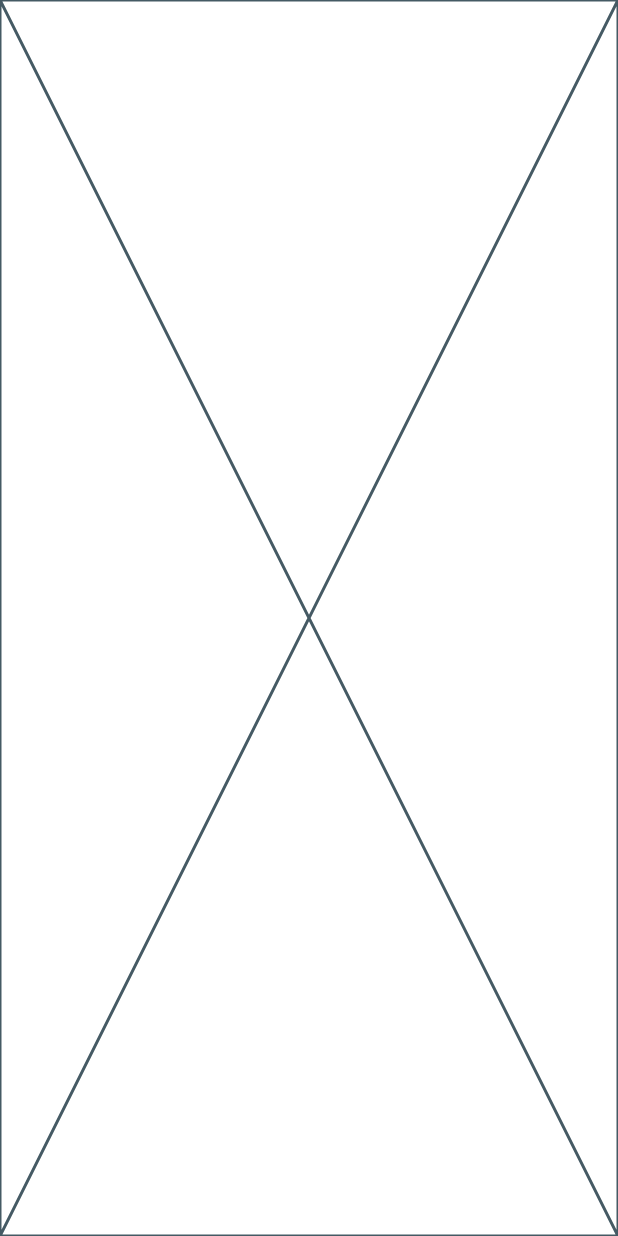
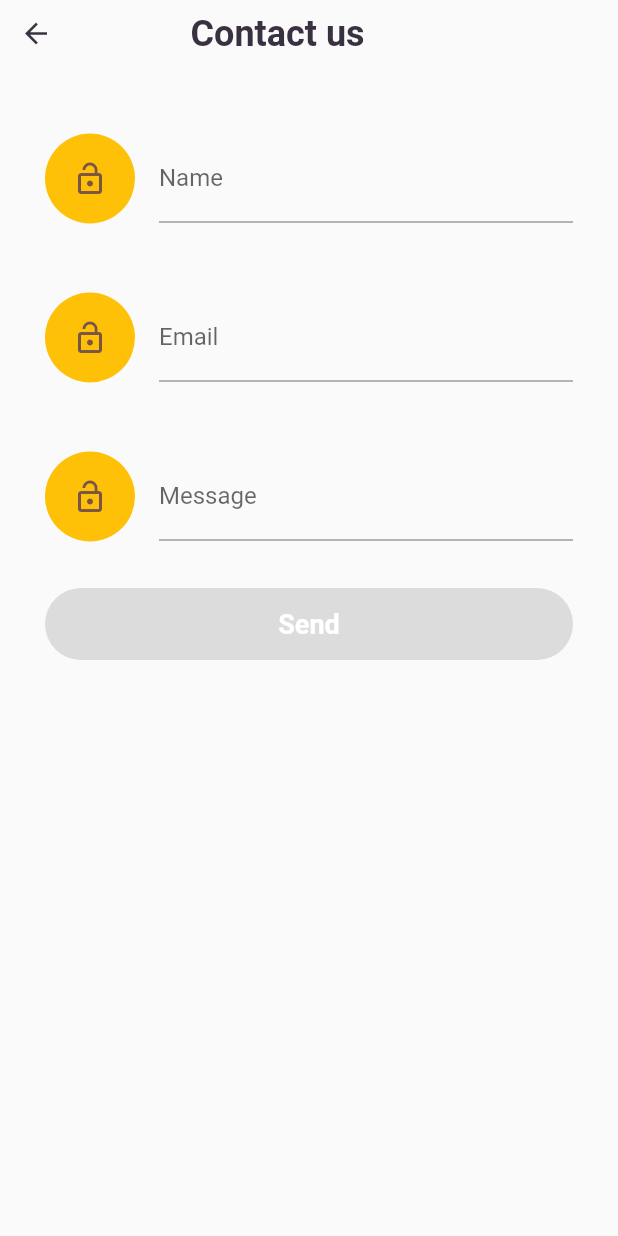
Before and after one commit to serb244/contact_page, a Flutter app: the screen it shows after launch, on a phone screen of 412 x 824 dp. Run offline on Flutter 3.47's test engine with Material 2 defaults, Android fonts, the phone set to English and light mode, and no system bars; our stand-ins replace dartz, dio, equatable, flutter_bloc, gap, get_it.

Commit message:
contact form ready

```diff
--- a/lib/app.dart
+++ b/lib/app.dart
@@ -1,10 +1,15 @@
 import 'package:flutter/material.dart';
+
+import 'features/contact_page/presentation/pages/contact_page_screen.dart';
 
 class App extends StatelessWidget {
   const App({super.key});
 
   @override
   Widget build(BuildContext context) {
-    return const Placeholder();
+    return const MaterialApp(
+      debugShowCheckedModeBanner: false,
+      home: ContactPageScreen(),
+    );
   }
 }
--- a/lib/core/constants/constants.dart
+++ b/lib/core/constants/constants.dart
@@ -1,4 +1,3 @@
 //GENERATED BARREL FILE
-export 'colors.dart';
-export 'nums.dart';
+export 'sizes.dart';
 export 'strings.dart';
--- /dev/null
+++ b/lib/core/constants/sizes.dart
@@ -0,0 +1,6 @@
+abstract class AppSizes {
+  static const double formHorizontalPadding = 16.0;
+  static const double formVerticalPadding = 16.0;
+  static const double formMainPadding = 30.0;
+  static const double mainPadding = 8.0;
+}
--- a/lib/core/constants/strings.dart
+++ b/lib/core/constants/strings.dart
@@ -1,7 +1,22 @@
-//Api
-const String contactPageEndPoint = 'https://api.byteplex.info/api/test/contact/';
-// texts
-const String appName = 'Contact page';
-const String serverErrorMessage = 'Failed to submit the form. Please try again later.';
-const String defaultErrorMessage = 'Unexpected error';
-const String serverSuccessMessage = 'Form submitted successfully!';
+abstract class AppTexts {
+  /// texts
+  static const String appName = 'Contact page';
+
+  /// Api
+  static const String serverErrorMessage = 'Failed to submit the form. Please try again later.';
+  static const String defaultErrorMessage = 'Unexpected error';
+  static const String serverSuccessMessage = 'Form submitted successfully!';
+
+  /// contact page
+  static const String contactPageTitle = 'Contact us';
+  static const String contactName = 'Name';
+  static const String contactEmail = 'Email';
+  static const String contactMessage = 'Message';
+  static const String contactSubmitButtonText = 'Send';
+  static const String contactTitle = 'Contact Us';
+  static const String contactEnterName = 'Please enter your name';
+  static const String contactEnterEmail = 'Please enter your email';
+  static const String contactEnterValidEmail = 'Please enter a valid email';
+  static const String contactEnterMessage = 'Please enter your message';
+  static const String contactEnterWait = 'Please wait...';
+}
--- a/lib/core/error/map_failure.dart
+++ b/lib/core/error/map_failure.dart
@@ -4,8 +4,8 @@ import 'failures.dart';
 String mapFailureToMessage(Failure failure) {
   switch (failure.runtimeType) {
     case ServerFailure:
-      return serverErrorMessage;
+      return AppTexts.serverErrorMessage;
     default:
-      return defaultErrorMessage;
+      return AppTexts.defaultErrorMessage;
   }
 }
--- /dev/null
+++ b/lib/core/presentation/widgets/appbars/small_appbar.dart
@@ -0,0 +1,72 @@
+import 'package:flutter/material.dart';
+
+class SmallAppBar extends StatelessWidget implements PreferredSizeWidget {
+  const SmallAppBar({
+    super.key,
+    required this.title,
+    this.action,
+    this.automaticallyImplyLeading = false,
+  });
+
+  final String title;
+  final Widget? action;
+  final bool automaticallyImplyLeading;
+
+  static const double _appbarHeight = 44.0;
+  static const double _iconButtonSize = 22.0;
+  static const Color _primaryColor = Color(0xFF393141);
+  static const Color _appBarBackgroundColor = Color(0x00fafafa);
+  static const Color _appShadowColor = Colors.transparent;
+  static const TextStyle titleStyle = TextStyle(
+    fontSize: 24,
+    fontWeight: FontWeight.w700,
+    height: 1.2,
+    color: _primaryColor,
+  );
+
+  @override
+  Widget build(BuildContext context) {
+    return AppBar(
+      centerTitle: true,
+      backgroundColor: _appBarBackgroundColor,
+      shadowColor: _appShadowColor,
+      leadingWidth: 100.0,
+      automaticallyImplyLeading: false,
+      toolbarHeight: _appbarHeight,
+      leading: automaticallyImplyLeading
+          ? Row(
+              crossAxisAlignment: CrossAxisAlignment.center,
+              children: [
+                IconButton(
+                  onPressed: () {},
+                  icon: const Icon(
+                    Icons.arrow_back,
+                    color: _primaryColor,
+                    size: _iconButtonSize,
+                  ),
+                ),
+              ],
+            )
+          : null,
+      actions: [action ?? const SizedBox.shrink()],
+      title: SizedBox(
+        width: 158.0,
+        height: _appbarHeight,
+        child: Row(
+          crossAxisAlignment: CrossAxisAlignment.center,
+          children: [
+            Text(
+              title,
+              maxLines: 2,
+              style: titleStyle,
+              textAlign: TextAlign.center,
+            ),
+          ],
+        ),
+      ),
+    );
+  }
+
+  @override
+  Size get preferredSize => const Size.fromHeight(_appbarHeight);
+}
--- /dev/null
+++ b/lib/core/presentation/widgets/forms/form_button.dart
@@ -0,0 +1,30 @@
+import 'package:flutter/material.dart';
+
+class AppFormButton extends StatelessWidget {
+  final Function()? onPressed;
+  final String text;
+
+  const AppFormButton({required this.onPressed, required this.text, super.key});
+
+  @override
+  Widget build(BuildContext context) {
+    return ElevatedButton(
+      style: ElevatedButton.styleFrom(
+        backgroundColor: Colors.purple,
+        shape: RoundedRectangleBorder(
+          borderRadius: BorderRadius.circular(26.0),
+        ),
+        minimumSize: const Size(double.infinity, 48.0),
+      ),
+      onPressed: onPressed,
+      child: Text(
+        text,
+        style: const TextStyle(
+          fontSize: 18.0,
+          fontWeight: FontWeight.bold,
+          color: Colors.white,
+        ),
+      ),
+    );
+  }
+}
--- /dev/null
+++ b/lib/core/presentation/widgets/forms/form_field.dart
@@ -0,0 +1,38 @@
+import 'package:flutter/material.dart';
+import 'package:gap/gap.dart';
+
+import '../../../constants/constants.dart';
+import 'form_icon.dart';
+
+class AppFormField extends StatelessWidget {
+  final TextEditingController controller;
+  final String? Function(String?)? validator;
+  final String labelText;
+  final bool enabled;
+
+  const AppFormField({
+    required this.labelText,
+    required this.validator,
+    required this.controller,
+    required this.enabled,
+    super.key,
+  });
+
+  @override
+  Widget build(BuildContext context) {
+    return Row(
+      children: [
+        const FormIcon(),
+        const Gap(AppSizes.formHorizontalPadding),
+        Expanded(
+          child: TextFormField(
+            enabled: enabled,
+            controller: controller,
+            validator: validator,
+            decoration: InputDecoration(labelText: labelText),
+          ),
+        ),
+      ],
+    );
+  }
+}
--- /dev/null
+++ b/lib/core/presentation/widgets/forms/form_icon.dart
@@ -0,0 +1,21 @@
+import 'package:flutter/material.dart';
+
+class FormIcon extends StatelessWidget {
+  const FormIcon({super.key});
+  static const iconRadius = 45.0;
+  static const iconBoxSize = 60.0;
+  @override
+  Widget build(BuildContext context) {
+    return const SizedBox(
+      width: iconBoxSize,
+      child: CircleAvatar(
+        radius: 45,
+        backgroundColor: Colors.amber,
+        child: Icon(
+          Icons.lock_open,
+          color: Colors.brown,
+        ),
+      ),
+    );
+  }
+}
--- /dev/null
+++ b/lib/core/validators/validator.dart
@@ -0,0 +1,27 @@
+import '../constants/constants.dart';
+
+class Validator {
+  static String? validateName(String? value) {
+    if (value == null || value.isEmpty) {
+      return AppTexts.contactEnterName;
+    }
+    return null;
+  }
+
+  static String? validateEmail(String? value) {
+    if (value == null || value.isEmpty) {
+      return AppTexts.contactEnterEmail;
+    }
+    if (!RegExp(r'^[\w-]+(\.[\w-]+)*@([\w-]+\.)+[a-zA-Z]{2,7}$').hasMatch(value)) {
+      return AppTexts.contactEnterValidEmail;
+    }
+    return null;
+  }
+
+  static String? validateMessage(String? value) {
+    if (value == null || value.isEmpty) {
+      return AppTexts.contactEnterMessage;
+    }
+    return null;
+  }
+}
--- a/lib/features/contact_page/data/data_sources/contact_page_remote_data_source.dart
+++ b/lib/features/contact_page/data/data_sources/contact_page_remote_data_source.dart
@@ -1,6 +1,5 @@
 import 'package:dio/dio.dart';
 
-import '../../../../core/constants/constants.dart';
 import '../../../../core/error/error.dart';
 import '../models/contact_form_data_model.dart';
 
@@ -9,6 +8,8 @@ abstract class ContactPageRemoteDataSource {
 }
 
 class ContactPageRemoteDataSourceImpl implements ContactPageRemoteDataSource {
+  ///Api
+  static const String contactPageEndPoint = 'https://api.byteplex.info/api/test/contact/';
   final Dio dio;
 
   ContactPageRemoteDataSourceImpl({required this.dio});
@@ -17,6 +18,7 @@ class ContactPageRemoteDataSourceImpl implements ContactPageRemoteDataSource {
   Future<bool> submitContactForm(ContactFormModel contactFormModel) async {
     try {
       Map<String, String> headers = {'Content-Type': 'application/json'};
+
       final Map<String, dynamic> data = contactFormModel.toJson();
       final response = await dio.post(
         contactPageEndPoint,
--- a/lib/features/contact_page/presentation/manager/contact_page_bloc.dart
+++ b/lib/features/contact_page/presentation/manager/contact_page_bloc.dart
@@ -31,7 +31,7 @@ class ContactPageBloc extends Bloc<ContactPageEvent, ContactPageState> {
         ),
       ),
       (r) => emit(
-        const ContactPageSuccessState(serverSuccessMessage),
+        const ContactPageSuccessState(AppTexts.serverSuccessMessage),
       ),
     );
   }
--- a/lib/features/contact_page/presentation/manager/contact_page_state.dart
+++ b/lib/features/contact_page/presentation/manager/contact_page_state.dart
@@ -2,6 +2,7 @@ part of 'contact_page_bloc.dart';
 
 abstract class ContactPageState extends Equatable {
   const ContactPageState();
+  String? get message => null;
 }
 
 class ContactPageInitialState extends ContactPageState {
@@ -15,6 +16,7 @@ class ContactPageLoadingState extends ContactPageState {
 }
 
 class ContactPageSuccessState extends ContactPageState {
+  @override
   final String message;
 
   const ContactPageSuccessState(this.message);
@@ -24,6 +26,7 @@ class ContactPageSuccessState extends ContactPageState {
 }
 
 class ContactPageErrorState extends ContactPageState {
+  @override
   final String message;
 
   const ContactPageErrorState(this.message);
--- a/lib/features/contact_page/presentation/pages/contact_page_screen.dart
+++ b/lib/features/contact_page/presentation/pages/contact_page_screen.dart
@@ -0,0 +1,136 @@
+import 'package:flutter/material.dart';
+import 'package:flutter_bloc/flutter_bloc.dart';
+import 'package:gap/gap.dart';
+
+import '../../../../core/constants/constants.dart';
+import '../../../../core/presentation/widgets/appbars/small_appbar.dart';
+import '../../../../core/presentation/widgets/forms/form_button.dart';
+import '../../../../core/presentation/widgets/forms/form_field.dart';
+import '../../../../core/validators/validator.dart';
+import '../../../../injector.dart';
+import '../../domain/entities/contact_form_entity.dart';
+import '../manager/contact_page_bloc.dart';
+
+class ContactPageScreen extends StatelessWidget {
+  const ContactPageScreen({Key? key}) : super(key: key);
+
+  @override
+  Widget build(BuildContext context) {
+    return BlocProvider<ContactPageBloc>(
+      create: (_) => injector<ContactPageBloc>(),
+      child: const ContactForm(),
+    );
+  }
+}
+
+class ContactForm extends StatefulWidget {
+  const ContactForm({Key? key}) : super(key: key);
+
+  @override
+  State<ContactForm> createState() => _ContactFormState();
+}
+
+class _ContactFormState extends State<ContactForm> {
+  final _formKey = GlobalKey<FormState>();
+  final _nameController = TextEditingController();
+  final _emailController = TextEditingController();
+  final _messageController = TextEditingController();
+
+  bool _isButtonDisabled = true;
+
+  @override
+  void dispose() {
+    _nameController.dispose();
+    _emailController.dispose();
+    _messageController.dispose();
+    super.dispose();
+  }
+
+  @override
+  Widget build(BuildContext context) {
+    return Scaffold(
+      appBar: const SmallAppBar(
+        title: AppTexts.contactPageTitle,
+        automaticallyImplyLeading: true,
+      ),
+      body: BlocConsumer<ContactPageBloc, ContactPageState>(
+        listener: (context, state) {
+          if (state is ContactPageErrorState || state is ContactPageSuccessState) {
+            String? message = state.message;
+            if (message != null) {
+              _showSnackBar(message);
+            }
+          }
+        },
+        builder: (context, state) => SingleChildScrollView(
+          child: Padding(
+            padding: const EdgeInsets.all(AppSizes.formMainPadding),
+            child: Form(
+              key: _formKey,
+              onChanged: _onFormDataChanged,
+              child: Column(
+                children: [
+                  AppFormField(
+                    controller: _nameController,
+                    validator: Validator.validateName,
+                    labelText: AppTexts.contactName,
+                    enabled: state is! ContactPageLoadingState,
+                  ),
+                  const Gap(AppSizes.formVerticalPadding),
+                  AppFormField(
+                    controller: _emailController,
+                    validator: Validator.validateEmail,
+                    labelText: AppTexts.contactEmail,
+                    enabled: state is! ContactPageLoadingState,
+                  ),
+                  const Gap(AppSizes.formVerticalPadding),
+                  AppFormField(
+                    controller: _messageController,
+                    validator: Validator.validateMessage,
+                    labelText: AppTexts.contactMessage,
+                    enabled: state is! ContactPageLoadingState,
+                  ),
+                  const Gap(AppSizes.formVerticalPadding),
+                  AppFormButton(
+                    onPressed:
+                        _isButtonDisabled || state is ContactPageLoadingState ? null : _onSubmit,
+                    text: state is ContactPageLoadingState
+                        ? AppTexts.contactEnterWait
+                        : AppTexts.contactSubmitButtonText,
+                  ),
+                ],
+              ),
+            ),
+          ),
+        ),
+      ),
+    );
+  }
+
+  void _onSubmit() {
+    if (_formKey.currentState!.validate()) {
+      ContactFormEntity contactFormData = ContactFormEntity(
+        name: _nameController.text,
+        email: _emailController.text,
+        message: _messageController.text,
+      );
+      context.read<ContactPageBloc>().add(
+            ContactPageSendFormEvent(contactFormData),
+          );
+    }
+  }
+
+  void _showSnackBar(String message) {
+    ScaffoldMessenger.of(context).showSnackBar(
+      SnackBar(
+        content: Text(message),
+      ),
+    );
+  }
+
+  void _onFormDataChanged() {
+    setState(() {
+      _isButtonDisabled = !_formKey.currentState!.validate();
+    });
+  }
+}
```
Also changed, not shown: lib/core/constants/colors.dart (deleted), lib/core/constants/nums.dart (deleted), lib/core/usecases/usecase.dart (deleted), lib/core/widgets/custom_snak_bar.dart (deleted).
